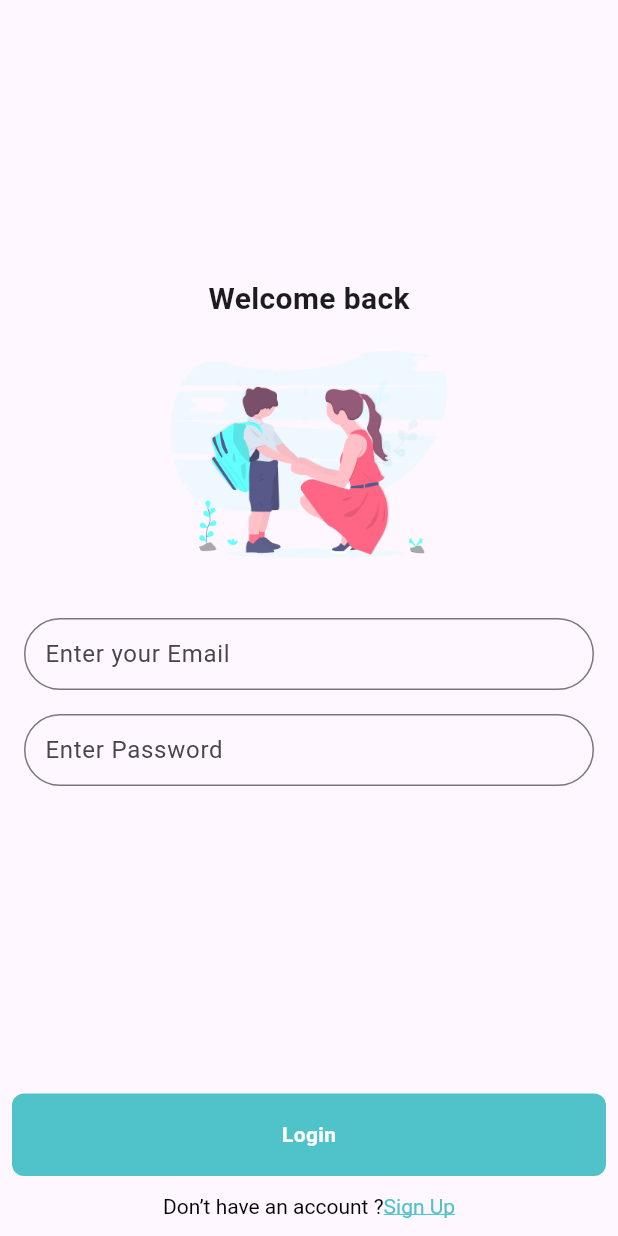
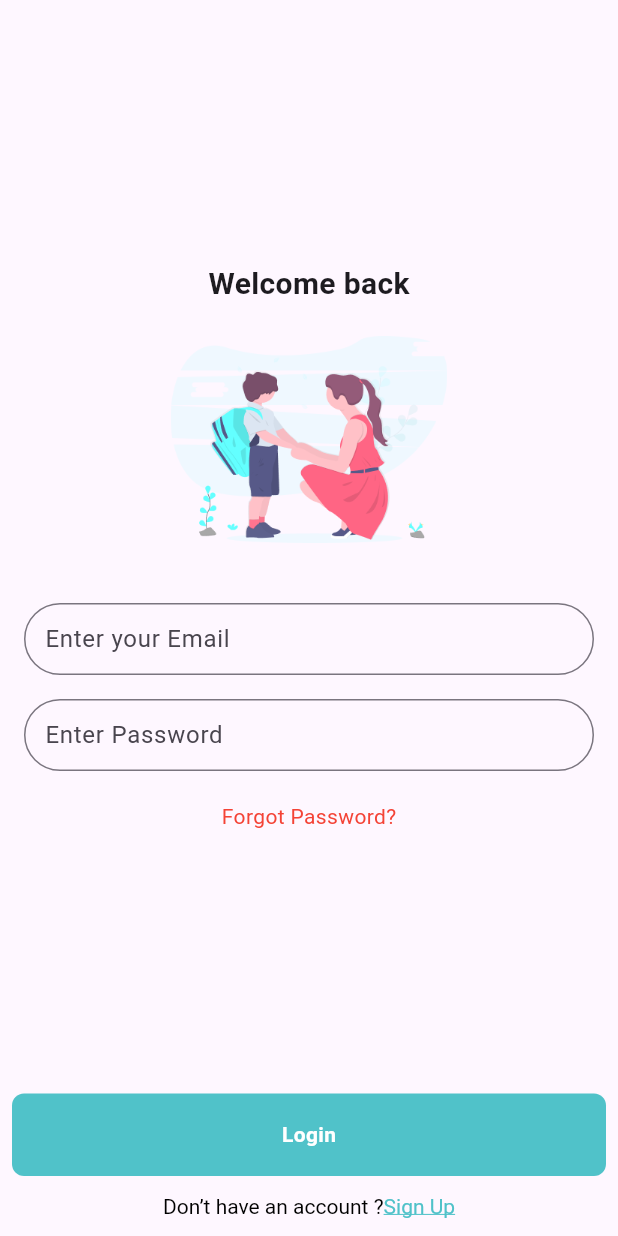
Before and after one commit to rutvik-tanti/simple_flutter_ui, a Flutter app: the LoginPage screen opened directly, on a phone screen of 412 x 824 dp. Run offline on Flutter 3.47's test engine with Material 3 defaults, Android fonts, the phone set to English and light mode, and no system bars; our stand-ins replace shared_preferences; missing offline and left inert: one_clock; accounts and stored records are empty.

Commit message:
flutter demo login registration ui

```diff
--- a/lib/login_page.dart
+++ b/lib/login_page.dart
@@ -180,6 +180,7 @@ class _LoginPageState extends State<LoginPage> {
                       const SizedBox(
                         height: 20,
                       ),
+                      const Text('Forgot Password?',style:TextStyle(color:Colors.red))
                     ],
                   ),
                 ),
```
